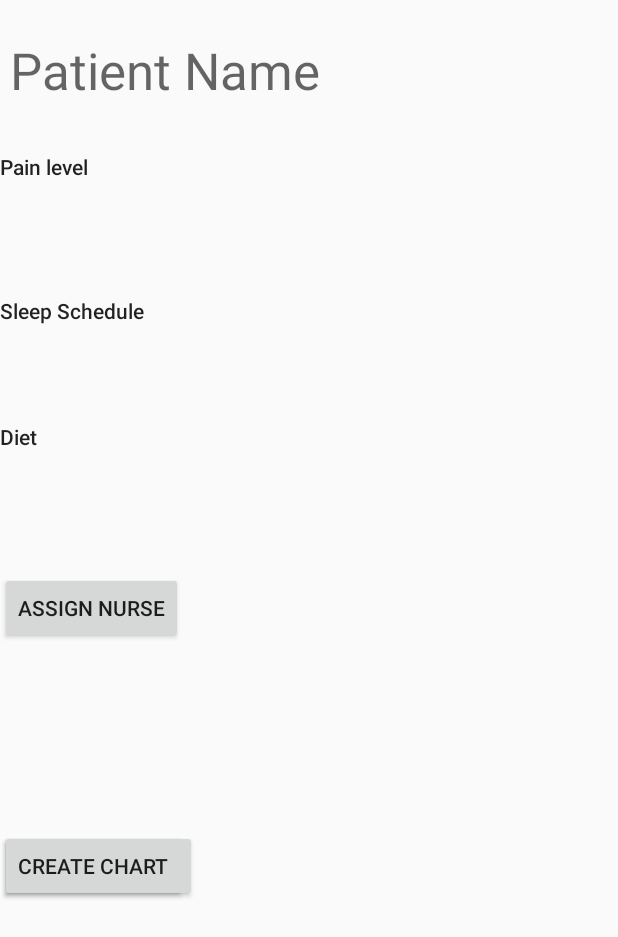
After one commit to Alphonso74/Patient-Monitoring-Application-, an Android app: the layout assignnurse.xml on its own in the app's theme, with its tools: preview values and no code run, on a phone screen of 412 x 824 dp. The commit adds this screen. Shown: the top 937 px of the screen. Run offline under Robolectric (Android 15) with nearby library versions, the phone set to English and light mode, and no system bars.

Commit message:
Assignnurse added

```diff
--- /dev/null
+++ b/app/src/main/java/psu/ajm6684/patientmonitoringsystem/patients/Assignnurse.java
@@ -0,0 +1,84 @@
+package psu.ajm6684.patientmonitoringsystem.patients;
+
+import android.content.Intent;
+import android.os.Bundle;
+import com.google.android.material.floatingactionbutton.FloatingActionButton;
+import com.google.android.material.snackbar.Snackbar;
+
+import androidx.appcompat.widget.Toolbar;
+
+import android.view.View;
+
+import androidx.appcompat.app.AppCompatActivity;
+import androidx.appcompat.app.ActionBar;
+import androidx.core.app.NavUtils;
+
+import android.view.MenuItem;
+
+import psu.ajm6684.patientmonitoringsystem.R;
+import psu.ajm6684.patientmonitoringsystem.patientDetailFragment;
+import psu.ajm6684.patientmonitoringsystem.patientListActivity;
+
+
+public class Assignnurse extends AppCompatActivity {
+
+    @Override
+    protected void onCreate(Bundle savedInstanceState) {
+        super.onCreate(savedInstanceState);
+        setContentView(R.layout.activity_patient_detail);
+        Toolbar toolbar = (Toolbar) findViewById(R.id.detail_toolbar);
+        setSupportActionBar(toolbar);
+
+        FloatingActionButton fab = (FloatingActionButton) findViewById(R.id.fab);
+        fab.setOnClickListener(new View.OnClickListener() {
+            @Override
+            public void onClick(View view) {
+                Snackbar.make(view, "Replace with your own detail action", Snackbar.LENGTH_LONG)
+                        .setAction("Action", null).show();
+            }
+        });
+
+        // Show the Up button in the action bar.
+        ActionBar actionBar = getSupportActionBar();
+        if (actionBar != null) {
+            actionBar.setDisplayHomeAsUpEnabled(true);
+        }
+
+        // savedInstanceState is non-null when there is fragment state
+        // saved from previous configurations of this activity
+        // (e.g. when rotating the screen from portrait to landscape).
+        // In this case, the fragment will automatically be re-added
+        // to its container so we don't need to manually add it.
+        // For more information, see the Fragments API guide at:
+        //
+        // http://developer.android.com/guide/components/fragments.html
+        //
+        if (savedInstanceState == null) {
+            // Create the detail fragment and add it to the activity
+            // using a fragment transaction.
+            Bundle arguments = new Bundle();
+            arguments.putString(patientDetailFragment.ARG_ITEM_ID,
+                    getIntent().getStringExtra(patientDetailFragment.ARG_ITEM_ID));
+            patientDetailFragment fragment = new patientDetailFragment();
+            fragment.setArguments(arguments);
+            getSupportFragmentManager().beginTransaction()
+                    .add(R.id.patient_detail_container, fragment)
+                    .commit();
+        }
+    }
+
+    @Override
+    public boolean onOptionsItemSelected(MenuItem item) {
+        int id = item.getItemId();
+        if (id == android.R.id.home) {
+            // This ID represents the Home or Up button. In the case of this
+            // activity, the Up button is shown. Use NavUtils to allow users
+            // to navigate up one level in the application structure. For
+            // more details, see the Navigation pattern on Android Design:
+            //
+            // http://developer.android.com/design/patterns/navigation.html#up-vs-back
+            //
+            NavUtils.navigateUpTo(this, new Intent(this, patientListActivity.class));
+            return true;
+        }
+        return super.onOptionsItemSelected(item);}}
--- a/app/src/main/res/layout/activity_add_patient.xml
+++ b/app/src/main/res/layout/activity_add_patient.xml
@@ -13,6 +13,7 @@
         android:layout_width="wrap_content"
         android:layout_height="wrap_content"
         android:layout_marginTop="16dp"
+        android:layout_gravity="center"
         android:text="New Patient"
         android:textAppearance="@android:style/TextAppearance.Medium" />
 
--- /dev/null
+++ b/app/src/main/res/layout/assignnurse.xml
@@ -0,0 +1,78 @@
+<?xml version="1.0" encoding="utf-8"?>
+<androidx.constraintlayout.widget.ConstraintLayout xmlns:android="http://schemas.android.com/apk/res/android"
+    xmlns:app="http://schemas.android.com/apk/res-auto"
+    xmlns:tools="http://schemas.android.com/tools"
+    android:id="@+id/linearLayout"
+    android:layout_width="match_parent"
+    android:layout_height="match_parent">
+
+    <TextView
+        android:id="@+id/textView12"
+        android:layout_width="231dp"
+        android:layout_height="52dp"
+        android:layout_marginTop="44dp"
+        android:text="Sleep Schedule"
+        android:textAppearance="@style/TextAppearance.AppCompat.Body2"
+        app:layout_constraintTop_toBottomOf="@+id/textView11"
+        tools:layout_editor_absoluteX="16dp" />
+
+    <TextView
+        android:id="@+id/textView13"
+        android:layout_width="231dp"
+        android:layout_height="52dp"
+        android:layout_marginTop="32dp"
+        android:text="Diet"
+        android:textAppearance="@style/TextAppearance.AppCompat.Body2"
+        app:layout_constraintTop_toBottomOf="@+id/textView12"
+        tools:layout_editor_absoluteX="16dp" />
+
+    <TextView
+        android:id="@+id/textView10"
+        android:layout_width="405dp"
+        android:layout_height="49dp"
+        android:layout_marginTop="24dp"
+        android:text="@string/patient_name"
+        android:textAppearance="@style/TextAppearance.AppCompat.Display1"
+        app:layout_constraintEnd_toEndOf="parent"
+        app:layout_constraintHorizontal_bias="1.0"
+        app:layout_constraintStart_toStartOf="parent"
+        app:layout_constraintTop_toTopOf="parent" />
+
+    <TextView
+        android:id="@+id/textView11"
+        android:layout_width="231dp"
+        android:layout_height="52dp"
+        android:layout_marginTop="28dp"
+        android:text="Pain level"
+        android:textAppearance="@style/TextAppearance.AppCompat.Body2"
+        app:layout_constraintTop_toBottomOf="@+id/textView10"
+        tools:layout_editor_absoluteX="16dp" />
+
+    <Button
+        android:id="@+id/button5"
+        android:layout_width="wrap_content"
+        android:layout_height="wrap_content"
+        android:layout_marginTop="48dp"
+        android:text="Assign Nurse"
+        app:layout_constraintTop_toBottomOf="@+id/textView13"
+        tools:layout_editor_absoluteX="145dp" />
+
+    <Button
+        android:id="@+id/button6"
+        android:layout_width="wrap_content"
+        android:layout_height="wrap_content"
+        android:layout_marginTop="124dp"
+        android:text="Chart History"
+        app:layout_constraintTop_toBottomOf="@+id/button5"
+        tools:layout_editor_absoluteX="51dp" />
+
+    <Button
+        android:id="@+id/button7"
+        android:layout_width="wrap_content"
+        android:layout_height="wrap_content"
+        android:layout_marginTop="124dp"
+        android:text="Create chart"
+        app:layout_constraintTop_toBottomOf="@+id/button5"
+        tools:layout_editor_absoluteX="219dp" />
+
+</androidx.constraintlayout.widget.ConstraintLayout>
--- a/app/src/main/res/values/strings.xml
+++ b/app/src/main/res/values/strings.xml
@@ -14,6 +14,7 @@
     <string name="title_patient_list">patients</string>
     <string name="title_patient_detail">patient Detail</string>
     <string name="title_activity_add_patient">add_patient</string>
+    <string name="patient_name">Patient Name</string>
     <!--    <string name="title_activity_add_patient">addPatientActivity</string>-->
 
 
```
